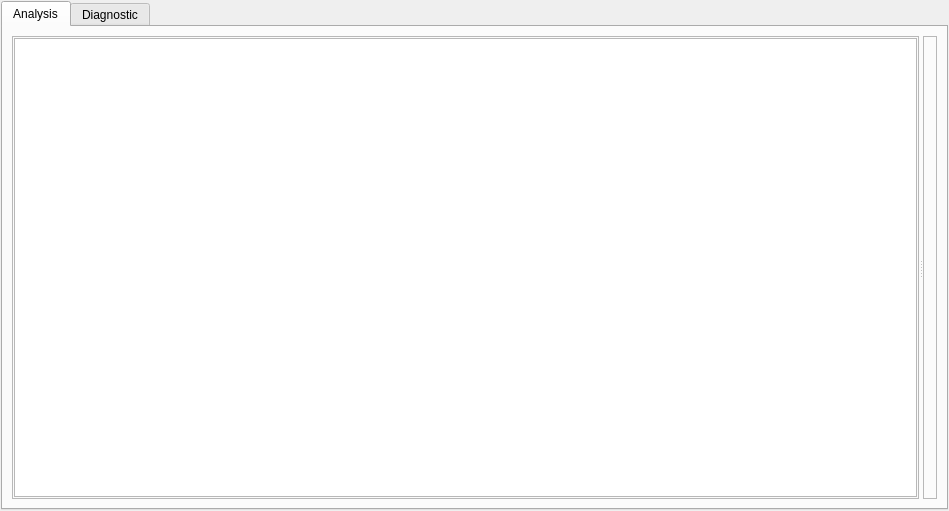
Qt form src/GridCal/Gui/Analysis/gui.ui (SanPen/GridCal) before a commit.
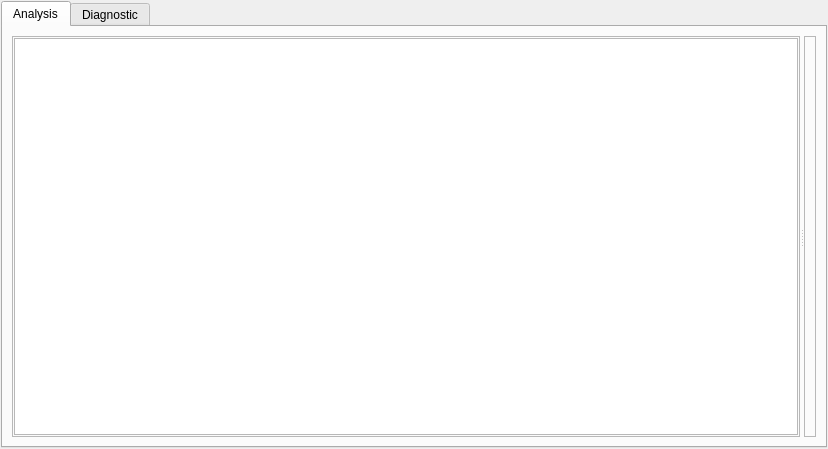
The same form after that commit. Custom widgets are drawn as their Qt base class.

Diff of the .ui file:
```diff
--- a/src/GridCal/Gui/Analysis/gui.ui
+++ b/src/GridCal/Gui/Analysis/gui.ui
@@ -6,8 +6,8 @@
    <rect>
     <x>0</x>
     <y>0</y>
-    <width>949</width>
-    <height>511</height>
+    <width>828</width>
+    <height>449</height>
    </rect>
   </property>
   <property name="windowTitle">
```
